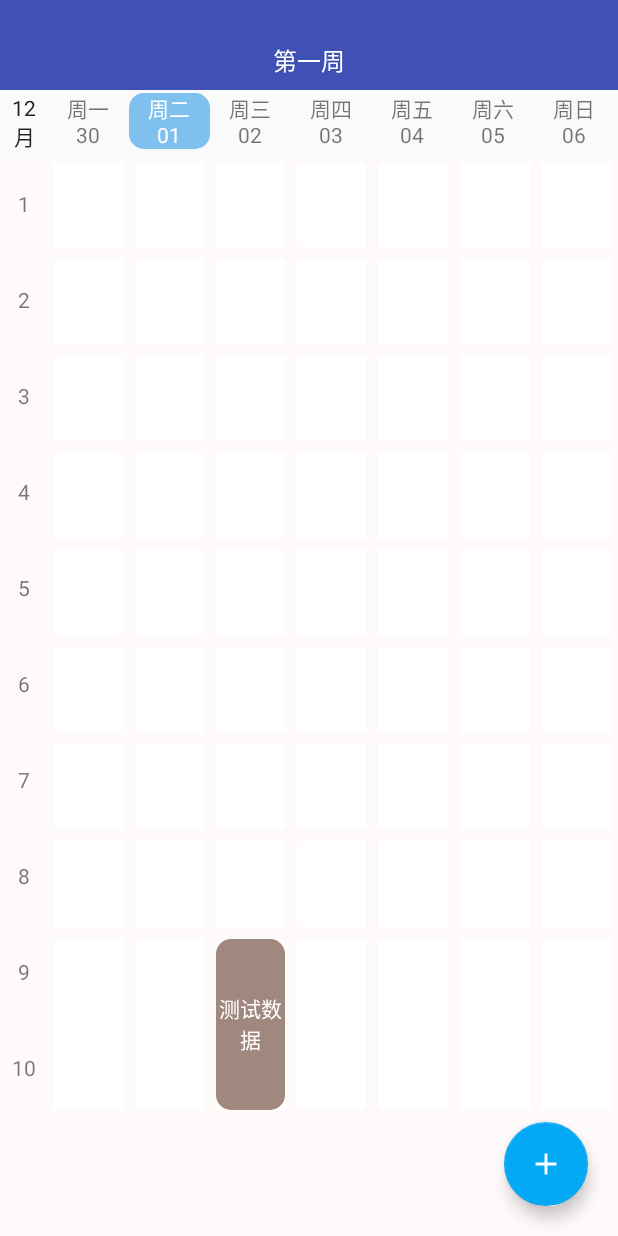
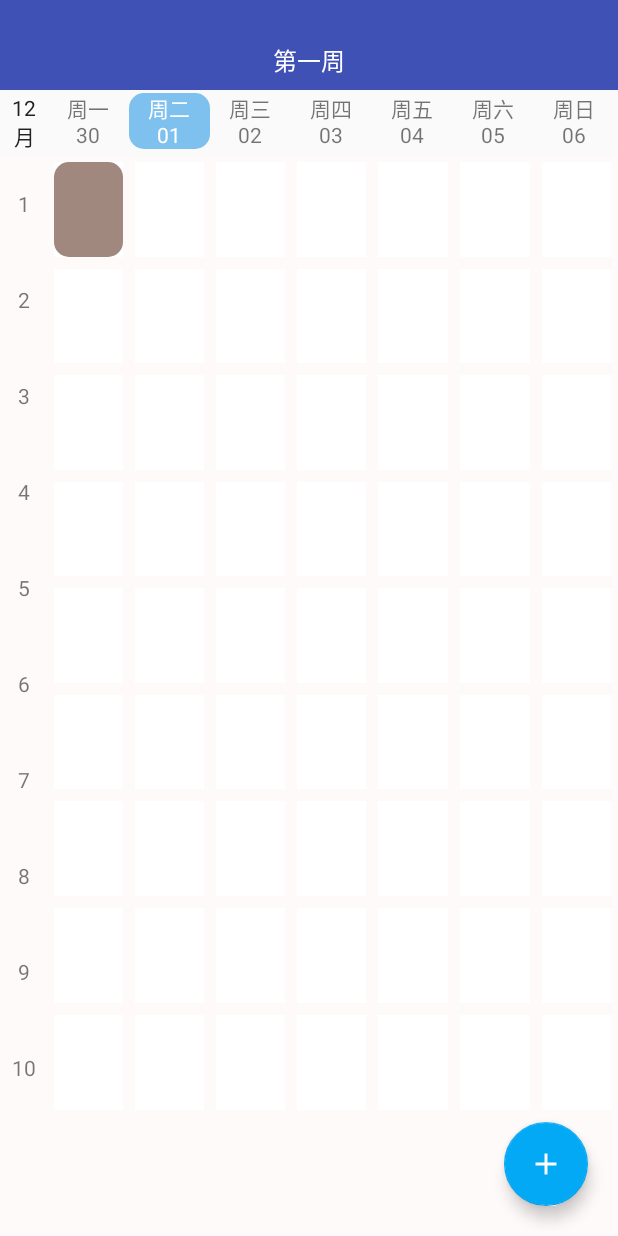
Before and after one commit to simple565/Schedule, an Android app: the fragment AddCourseDialog placed in its activity, after a tap on "保存", on a phone screen of 412 x 824 dp. Run offline under Robolectric (Android 15) with nearby library versions, the light colour scheme and no system bars; our stand-ins replace Room's generated code.

Commit message:
动态添加课程格子

```diff
--- a/app/src/main/java/com/maureen/schedule/CourseViewModel.java
+++ b/app/src/main/java/com/maureen/schedule/CourseViewModel.java
@@ -1,12 +1,12 @@
 package com.maureen.schedule;
+
+import androidx.lifecycle.LiveData;
+import androidx.lifecycle.ViewModel;
 
 import com.maureen.schedule.data.AppDatabase;
 import com.maureen.schedule.data.CourseInfoBean;
 
 import java.util.List;
-
-import androidx.lifecycle.LiveData;
-import androidx.lifecycle.ViewModel;
 
 /**
  * Function:
@@ -26,6 +26,11 @@ public class CourseViewModel extends ViewModel {
     }
 
     public void saveCourseInfo(CourseInfoBean courseInfoBean) {
+
         AppDatabase.getInstance().getCourseInfoDao().saveCourseInfo(courseInfoBean);
     }
+
+    public void deleteCourseInfo(CourseInfoBean courseInfoBean) {
+        AppDatabase.getInstance().getCourseInfoDao().delCourse(courseInfoBean);
+    }
 }
--- a/app/src/main/java/com/maureen/schedule/view/AddCourseDialog.java
+++ b/app/src/main/java/com/maureen/schedule/view/AddCourseDialog.java
@@ -9,14 +9,14 @@ import android.widget.EditText;
 import android.widget.Spinner;
 import android.widget.TextView;
 
-import com.maureen.schedule.CourseViewModel;
-import com.maureen.schedule.R;
-import com.maureen.schedule.data.CourseInfoBean;
-
 import androidx.annotation.NonNull;
 import androidx.annotation.Nullable;
 import androidx.fragment.app.DialogFragment;
 import androidx.lifecycle.ViewModelProvider;
+
+import com.maureen.schedule.CourseViewModel;
+import com.maureen.schedule.R;
+import com.maureen.schedule.data.CourseInfoBean;
 
 /**
  * Function: 快速添加课程对话框
@@ -29,6 +29,8 @@ public class AddCourseDialog extends DialogFragment implements AdapterView.OnIte
     private CourseInfoBean mCourseInfoBean;
     private EditText mCourseNameEdt, mCourseTeacherEdt, mCourseClassroomEdt;
     private CourseViewModel mCourseViewModel;
+    private String[] mWeekDays, mCourseIndex, mCoursePeriod;
+    private int mOffset = 0;
 
     @Override
     public void onCreate(Bundle savedInstanceState) {
@@ -45,6 +47,16 @@ public class AddCourseDialog extends DialogFragment implements AdapterView.OnIte
         super.onViewCreated(view, savedInstanceState);
         mCourseViewModel = new ViewModelProvider(this).get(CourseViewModel.class);
         initView(view);
+        mCourseInfoBean = new CourseInfoBean();
+        mCourseIndex = getResources().getStringArray(R.array.course_count);
+        mCoursePeriod = getResources().getStringArray(R.array.period);
+        mWeekDays = getResources().getStringArray(R.array.weekDay);
+    }
+
+    @Override
+    public void onDestroyView() {
+        super.onDestroyView();
+        mCourseInfoBean = null;
     }
 
     /**
@@ -63,7 +75,6 @@ public class AddCourseDialog extends DialogFragment implements AdapterView.OnIte
         Spinner weekSpinner = view.findViewById(R.id.add_course_spinner_week);
         weekSpinner.setOnItemSelectedListener(this);
 
-
         TextView submitTv = view.findViewById(R.id.add_course_tv_submit);
         submitTv.setOnClickListener(v -> {
             saveCourseInfo();
@@ -75,7 +86,6 @@ public class AddCourseDialog extends DialogFragment implements AdapterView.OnIte
 
     private void saveCourseInfo() {
         //处理需要传递的数据
-        mCourseInfoBean = new CourseInfoBean();
         mCourseInfoBean.setName(mCourseNameEdt.getText().toString().trim());
         mCourseInfoBean.setClassroom(mCourseClassroomEdt.getText().toString().trim());
         mCourseInfoBean.setTeacher(mCourseTeacherEdt.getText().toString().trim());
@@ -86,26 +96,30 @@ public class AddCourseDialog extends DialogFragment implements AdapterView.OnIte
     @Override
     public void onItemSelected(AdapterView<?> parent, View view, int position, long id) {
         if (parent.getId() == R.id.add_course_spinner_period) {
-
+            if (position == 1) {
+                mOffset = 4;
+            } else if (position == 2) {
+                mOffset = 7;
+            }
         } else if (parent.getId() == R.id.add_course_spinner_week) {
-
+            mCourseInfoBean.setWeekTime(mWeekDays[position]);
         } else if (parent.getId() == R.id.add_course_spinner_start_time) {
-
+            mCourseInfoBean.setBeginTime(Integer.parseInt(mCourseIndex[position]) + mOffset);
         } else if (parent.getId() == R.id.add_course_spinner_end_time) {
-
+            mCourseInfoBean.setLength(Integer.parseInt(mCourseIndex[position]) - mCourseInfoBean.getBeginTime() + 1);
         }
     }
 
     @Override
     public void onNothingSelected(AdapterView<?> parent) {
         if (parent.getId() == R.id.add_course_spinner_period) {
-
+            mOffset = 0;
         } else if (parent.getId() == R.id.add_course_spinner_week) {
-
+            mCourseInfoBean.setWeekTime(mWeekDays[0]);
         } else if (parent.getId() == R.id.add_course_spinner_start_time) {
-
+            mCourseInfoBean.setBeginTime(Integer.parseInt(mCourseIndex[0]));
         } else if (parent.getId() == R.id.add_course_spinner_end_time) {
-
+            mCourseInfoBean.setLength(2);
         }
     }
 }
--- a/app/src/main/java/com/maureen/schedule/view/activity/MainActivity.java
+++ b/app/src/main/java/com/maureen/schedule/view/activity/MainActivity.java
@@ -12,6 +12,7 @@ import android.widget.GridLayout;
 import android.widget.LinearLayout;
 import android.widget.TextView;
 
+import androidx.appcompat.app.AlertDialog;
 import androidx.appcompat.app.AppCompatActivity;
 import androidx.core.content.ContextCompat;
 import androidx.lifecycle.ViewModelProvider;
@@ -31,12 +32,13 @@ import java.util.List;
 public class MainActivity extends AppCompatActivity {
     private static final String TAG = "MainActivity";
     private Context mContext;
-    private List<CourseInfoBean> mCourseInfoBeanList = null;
     private AddCourseDialog mAddCourseDialog;
+    private List<TextView> mCourseItemViews;
     private TextView mCurWeekIndexTv;
     private TextView mMonthTv;
     private String mWeekIndex, mMonthIndex;
     private CourseViewModel mCourseViewModel;
+    private GridLayout mTableLayout;
 
     @Override
     protected void onCreate(Bundle savedInstanceState) {
@@ -85,18 +87,10 @@ public class MainActivity extends AppCompatActivity {
             view.setText(String.valueOf(i + 1));
             countLayout.addView(view);
         }
-        List<CourseInfoBean> list = new ArrayList<>();
 
-        CourseInfoBean courseInfoBean = new CourseInfoBean();
-        courseInfoBean.setName("测试数据");
-        courseInfoBean.setLength(2);
-        courseInfoBean.setBeginTime(8);
-        courseInfoBean.setWeekTime("周三");
-        list.add(courseInfoBean);
-
-        GridLayout gridLayout = findViewById(R.id.main_gl_table);
-        gridLayout.setColumnCount(7);
-        gridLayout.setRowCount(9);
+        mTableLayout = findViewById(R.id.main_gl_table);
+        mTableLayout.setColumnCount(7);
+        mTableLayout.setRowCount(9);
         for (int i = 1; i <= 7; i++) {
             for (int j = 1; j <= 9; j++) {
                 TextView courseInfoView = new TextView(mContext);
@@ -107,20 +101,22 @@ public class MainActivity extends AppCompatActivity {
                 layoutParams.height = 0;
                 layoutParams.width = 0;
                 layoutParams.setGravity(Gravity.FILL);
-                gridLayout.addView(courseInfoView, layoutParams);
+                courseInfoView.setLayoutParams(layoutParams);
+                mTableLayout.addView(courseInfoView);
             }
-        }
-        for (CourseInfoBean courseInfo : list) {
-            gridLayout.addView(genCourseItemView(courseInfo));
         }
     }
 
     private void initData() {
+        mCourseItemViews = new ArrayList<>();
         mCourseViewModel = new ViewModelProvider(this).get(CourseViewModel.class);
         mWeekIndex = "第一周";
         mMonthIndex = DateUtil.getCurrentMonth();
         mCourseViewModel.getCourseInfoLiveData().observe(this, courseInfoBeans -> {
-            Log.d(TAG, "initData: " + courseInfoBeans.size());
+            if (courseInfoBeans.size() > 0) {
+                mTableLayout.addView(genCourseItemView(courseInfoBeans.get(courseInfoBeans.size() - 1)));
+            }
+
         });
     }
 
@@ -130,8 +126,9 @@ public class MainActivity extends AppCompatActivity {
         courseInfoView.setText(courseInfo.getName());
         courseInfoView.setTextColor(ContextCompat.getColor(mContext, R.color.white));
         courseInfoView.setBackgroundResource(R.drawable.course_bg_brown);
-        GridLayout.Spec rowSpec = GridLayout.spec(courseInfo.getBeginTime(), 1f * courseInfo.getLength());
-        GridLayout.Spec columnSpec = GridLayout.spec(InfoUtil.getWeekDay(mContext, courseInfo.getWeekTime()), 1f);
+        Log.d(TAG, "genCourseItemView: " + courseInfo.getBeginTime());
+        GridLayout.Spec rowSpec = GridLayout.spec(courseInfo.getBeginTime() - 1, courseInfo.getLength(), 1f);
+        GridLayout.Spec columnSpec = GridLayout.spec(InfoUtil.getWeekDay(mContext, courseInfo.getWeekTime()), 1, 1f);
         GridLayout.LayoutParams layoutParams = new GridLayout.LayoutParams(rowSpec, columnSpec);
         layoutParams.height = 0;
         layoutParams.width = 0;
@@ -142,6 +139,7 @@ public class MainActivity extends AppCompatActivity {
             showDeleteConfirmDialog(courseInfo);
             return false;
         });
+        mCourseItemViews.add(courseInfoView);
         return courseInfoView;
     }
 
@@ -151,6 +149,13 @@ public class MainActivity extends AppCompatActivity {
 
     private void showDeleteConfirmDialog(CourseInfoBean courseInfo) {
         Log.d(TAG, "showDeleteConfirmDialog: " + courseInfo.getName());
+        AlertDialog.Builder builder = new AlertDialog.Builder(mContext)
+                .setMessage("是否从课程表中移除该课程")
+                .setPositiveButton("删除", (dialog, which) -> {
+                    dialog.dismiss();
+                    mCourseViewModel.deleteCourseInfo(courseInfo);
+                }).setNegativeButton("取消", (dialog, which) -> dialog.dismiss());
+        builder.show();
     }
 
     private void showAddCourseDialog() {
```
